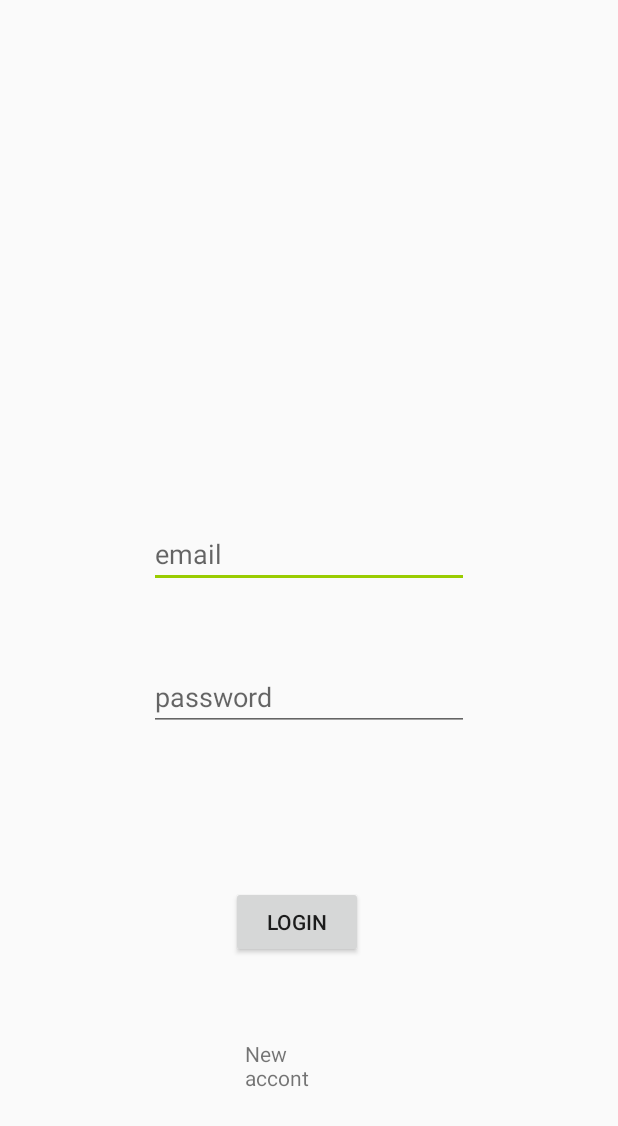
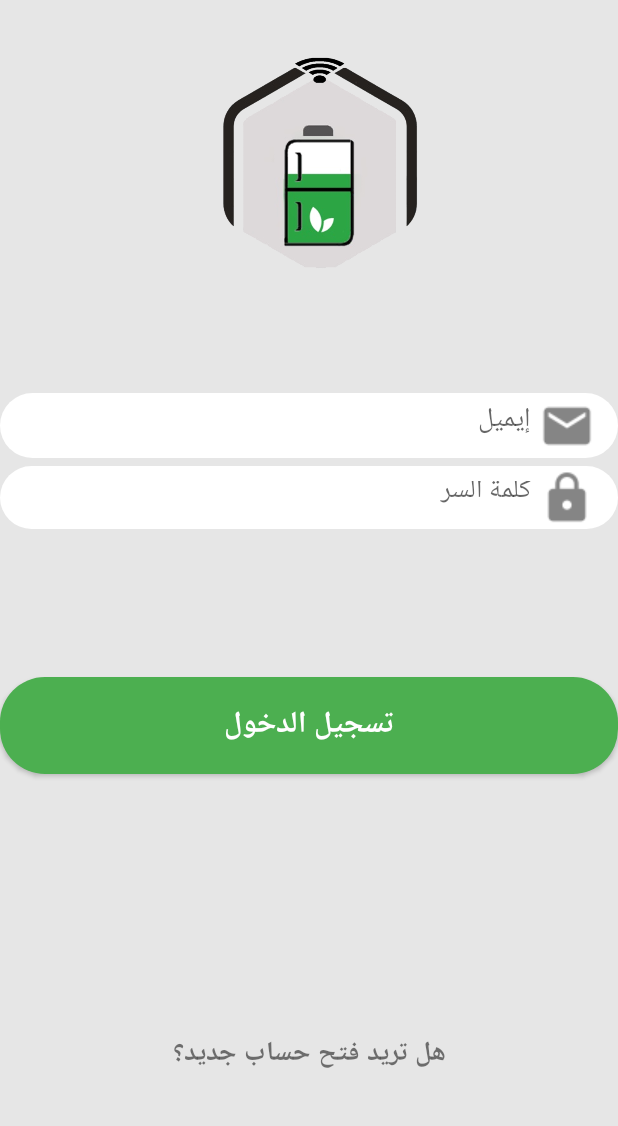
Before and after one commit to AasmaAli/Muawen, an Android app: the screen it shows after launch (login), on a phone screen of 412 x 824 dp. Shown: the top 1126 px of the screen. Run offline under Robolectric (Android 15) with nearby library versions, the phone set to English and light mode, and no system bars; our stand-ins replace Firebase (no records; nobody signed in at launch, a user with empty details on screens opened directly).

Commit message:
login and Register

```diff
--- a/app/src/main/java/com/example/muawen/login.java
+++ b/app/src/main/java/com/example/muawen/login.java
@@ -56,43 +56,23 @@ public class login extends AppCompatActivity {
             }
         });
     }//on Create
-/*
-    @Override
-    protected void onStart()
-    {
-        super.onStart();
 
-        FirebaseUser currentUser = mAuth.getCurrentUser();
-
-        if(currentUser != null)
-        {
-
-            Intent mainIntent = new Intent(login.this, MainActivity.class);
-            mainIntent.addFlags(Intent.FLAG_ACTIVITY_NEW_TASK | Intent.FLAG_ACTIVITY_CLEAR_TASK);
-            startActivity(mainIntent);
-            finish();
-        }
-
-
-    }//on Start
-
- */
     private void AllowingUserToLogin() {
         String email = UserEmail.getText().toString();
         String password = UserPassword.getText().toString();
 
         if(email.isEmpty())
         {
-            Toast.makeText(this, "Please write your email...", Toast.LENGTH_SHORT).show();
+            Toast.makeText(this, "فضلًا ادخل البريد الالكتروني ...", Toast.LENGTH_SHORT).show();
         }
         else if(password.isEmpty())
         {
-            Toast.makeText(this, "Please write your password...", Toast.LENGTH_SHORT).show();
+            Toast.makeText(this, "فضلًا ادخل كلمة المرور ...", Toast.LENGTH_SHORT).show();
         }
         else
         {
-            loadingBar.setTitle("Login");
-            loadingBar.setMessage("Please wait, while we are allowing you to login into your Account...");
+            loadingBar.setTitle("تسجيل الدخول");
+            loadingBar.setMessage("جاري تسجيل الدخول , فضلاً أنتظر ..");
             loadingBar.setCanceledOnTouchOutside(true);
             loadingBar.show();
 
@@ -111,7 +91,7 @@ public class login extends AppCompatActivity {
 
 
 
-                                Toast.makeText(login.this, "you are Logged In successfully.", Toast.LENGTH_SHORT).show();
+                                Toast.makeText(login.this, "تم تسجيل الدخول بنجاح", Toast.LENGTH_SHORT).show();
                                 loadingBar.dismiss();
 
 
@@ -120,7 +100,7 @@ public class login extends AppCompatActivity {
                             else
                             {
                                 String message = task.getException().getMessage();
-                                Toast.makeText(login.this, "Error occured: " + message, Toast.LENGTH_SHORT).show();
+                                Toast.makeText(login.this, "حدثت مشكلة أثناء تسجيل الدخول " + message, Toast.LENGTH_SHORT).show();
                                 loadingBar.dismiss();
                             }
                         }
--- /dev/null
+++ b/app/src/main/res/drawable-v24/buttons.xml
@@ -0,0 +1,6 @@
+<?xml version="1.0" encoding="utf-8"?>
+<shape xmlns:android="http://schemas.android.com/apk/res/android">
+    <solid android:color="#4CAF50"></solid>
+    <corners android:radius="30dp"></corners>
+
+</shape>
--- /dev/null
+++ b/app/src/main/res/drawable-v24/inputs.xml
@@ -0,0 +1,7 @@
+<?xml version="1.0" encoding="utf-8"?>
+<shape xmlns:android="http://schemas.android.com/apk/res/android">
+
+ <solid android:color="#FFFFFF"></solid>
+    <corners android:radius="30dp"></corners>
+
+</shape>
--- a/app/src/main/res/layout/activity_login.xml
+++ b/app/src/main/res/layout/activity_login.xml
@@ -4,71 +4,77 @@
     xmlns:tools="http://schemas.android.com/tools"
     android:layout_width="match_parent"
     android:layout_height="match_parent"
-    tools:context=".login">
+    android:background="#16121111">
 
+    <ImageView
+        android:id="@+id/login_icon"
+        android:layout_width="173dp"
+        android:layout_height="176dp"
+        android:layout_alignParentTop="true"
+        android:layout_centerHorizontal="true"
+        android:layout_marginTop="22dp"
+        android:contentDescription="@string/logo_of_application"
+        app:srcCompat="@drawable/logo24" />
 
     <EditText
         android:id="@+id/Email"
-        android:layout_width="wrap_content"
-        android:layout_height="wrap_content"
-        android:layout_above="@+id/Password"
-        android:layout_alignParentEnd="true"
-        android:layout_marginEnd="99dp"
-        android:layout_marginBottom="50dp"
+        android:layout_width="match_parent"
+        android:layout_height="43dp"
+        android:layout_below="@+id/login_icon"
+        android:layout_marginTop="64dp"
         android:autofillHints=""
+        android:background="@drawable/inputs"
         android:ems="10"
-        android:hint="email"
+        android:hint="@string/الإيميل"
         android:inputType="textEmailAddress"
-        app:layout_constraintBottom_toBottomOf="parent"
-        app:layout_constraintEnd_toEndOf="parent"
-        app:layout_constraintHorizontal_bias="0.497"
-        app:layout_constraintStart_toStartOf="parent"
-        app:layout_constraintTop_toTopOf="parent"
-        app:layout_constraintVertical_bias="0.281" />
+        android:padding="10dp"
+        android:drawableEnd="@drawable/email"
+        tools:ignore="RtlCompat" />
 
     <EditText
         android:id="@+id/Password"
-        android:layout_width="wrap_content"
-        android:layout_height="wrap_content"
-        android:layout_above="@+id/login"
-        android:layout_alignParentEnd="true"
-        android:layout_marginEnd="99dp"
-        android:layout_marginBottom="103dp"
-        android:autofillHints=""
+        android:layout_width="match_parent"
+        android:layout_height="42dp"
+        android:layout_alignParentStart="true"
+        android:layout_below="@+id/Email"
+        android:layout_marginStart="0dp"
+        android:layout_marginTop="5dp"
+        android:layout_marginBottom="305dp"
+        android:background="@drawable/inputs"
+        android:drawableEnd="@drawable/password"
         android:ems="10"
-        android:hint="password"
+        android:gravity="end"
+        android:hint="@string/كلمة"
+        android:importantForAutofill="no"
         android:inputType="textPassword"
-        app:layout_constraintBottom_toBottomOf="parent"
-        app:layout_constraintEnd_toEndOf="parent"
-        app:layout_constraintHorizontal_bias="0.497"
-        app:layout_constraintStart_toStartOf="parent"
-        app:layout_constraintTop_toBottomOf="@+id/Email"
-        app:layout_constraintVertical_bias="0.148" />
+        android:padding="10dp"
+        tools:ignore="RtlCompat" />
 
     <Button
         android:id="@+id/login"
-        android:layout_width="wrap_content"
+        android:layout_width="match_parent"
         android:layout_height="wrap_content"
-        android:layout_alignParentEnd="true"
-        android:layout_alignParentBottom="true"
-        android:layout_marginEnd="170dp"
-        android:layout_marginBottom="185dp"
-        android:text="login"
-        tools:ignore="MissingConstraints"
-        tools:layout_editor_absoluteX="150dp"
-        tools:layout_editor_absoluteY="383dp" />
+        android:layout_centerHorizontal="true"
+        android:layout_marginTop="451dp"
+        android:background="@drawable/buttons"
+        android:padding="15dp"
+        android:text="@string/login"
+        android:textColor="#FFFFFF"
+        android:textSize="20sp"
+        android:textStyle="bold" />
 
     <TextView
         android:id="@+id/Newaccont"
-        android:layout_width="wrap_content"
+        android:layout_width="match_parent"
         android:layout_height="wrap_content"
-        android:layout_alignParentStart="true"
-        android:layout_alignParentEnd="true"
         android:layout_alignParentBottom="true"
-        android:layout_marginStart="163dp"
-        android:layout_marginEnd="175dp"
-        android:layout_marginBottom="96dp"
-        android:hint="New accont"
-        android:text="New accont" />
+        android:layout_centerHorizontal="true"
+        android:layout_marginTop="10dp"
+        android:layout_marginBottom="106dp"
+        android:gravity="center"
+        android:text="@string/new_account"
+        android:textColor="#8F0C0C0C"
+        android:textSize="18sp"
+        android:textStyle="bold" />
 
 </RelativeLayout>
--- a/app/src/main/res/layout/itemsviewmain.xml
+++ b/app/src/main/res/layout/itemsviewmain.xml
@@ -18,8 +18,7 @@
             android:layout_width="120dp"
             android:layout_height="120dp"
             android:scaleType="fitStart"
-            app:srcCompat="@drawable/logo">
-        </ImageView>
+            app:srcCompat="@drawable/alerticon" />
 
         <TextView
             android:id="@+id/item_name"
--- a/app/src/main/res/values/strings.xml
+++ b/app/src/main/res/values/strings.xml
@@ -2,5 +2,13 @@
     <string name="app_name">Muawen</string>
     <string name="drawer_open">Drawer open</string>
     <string name="drawer_close">Drawer close</string>
+    <string name="login">تسجيل الدخول</string>
+    <string name="new_account" >هل تريد فتح حساب جديد؟</string>
+    <string name="الإيميل">إيميل</string>
+    <string name="كلمة">كلمة السر</string>
+    <string name="تحقق">أعد كتابة كلمة السر</string>
+    <string name="logo_of_application">شعار</string>
+    <string name="Sign_up">فتح الحساب</string>
+    <string name="Have_account">هل لديك حساب بالفعل</string>
 
 </resources>
```
Also changed, not shown: app/src/main/java/com/example/muawen/MainActivity.java (+31 -8 lines), app/src/main/java/com/example/muawen/Register.java (+108 -0 lines), app/src/main/java/com/example/muawen/items.java (+16 -2 lines), app/src/main/res/layout/activity_register.xml (+94 -8 lines), app/src/main/res/drawable/alerticon.png (added), app/src/main/res/drawable/email.png (added), app/src/main/res/drawable/fullicon.png (added), app/src/main/res/drawable/halficon.png (added), app/src/main/res/drawable/logo24.png (added), app/src/main/res/drawable/password.png (added).
